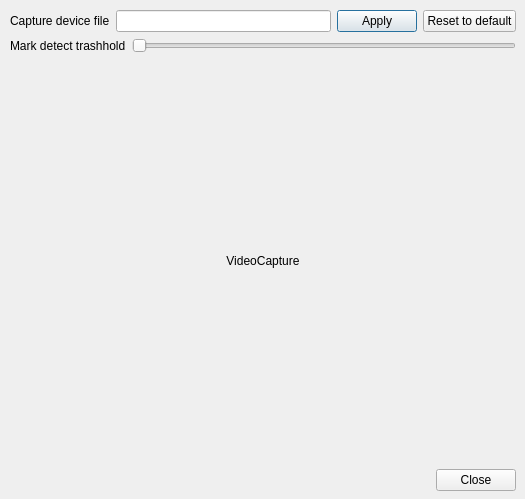
Qt form SettingsWindow.ui (xintrea/movenoid) before a commit.
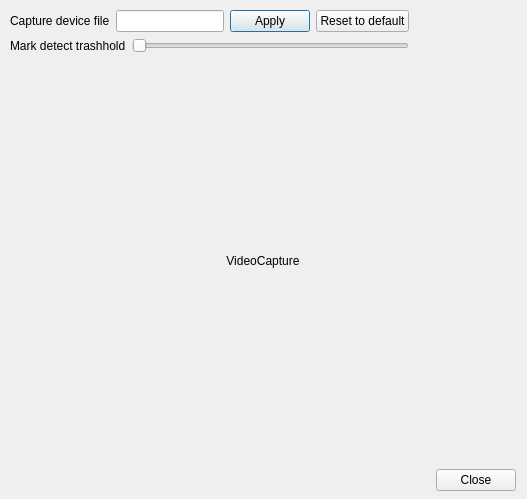
The same form after that commit.

Commit message: Стала отображаться картинка с камеры в окне настроек. Она смасштабирована под окно настроек и теперь имеет правильные цвета.

Diff of the .ui file:
```diff
--- a/SettingsWindow.ui
+++ b/SettingsWindow.ui
@@ -6,7 +6,7 @@
    <rect>
     <x>0</x>
     <y>0</y>
-    <width>525</width>
+    <width>527</width>
     <height>499</height>
    </rect>
   </property>
@@ -30,7 +30,11 @@
    </property>
    <layout class="QVBoxLayout" name="verticalLayout">
     <item>
-     <layout class="QHBoxLayout" name="horizontalLayout">
+     <layout class="QHBoxLayout" name="toolsAsHeaderLayout">
+      <item>
+       <layout class="QVBoxLayout" name="toolsGroupLayout">
+        <item>
+         <layout class="QHBoxLayout" name="captureGroupLayout">
       <item>
        <widget class="QLabel" name="captureDeviceLabel">
         <property name="text">
@@ -62,7 +66,7 @@
      </layout>
     </item>
     <item>
-     <layout class="QHBoxLayout" name="horizontalLayout_2">
+         <layout class="QHBoxLayout" name="brigthnessGroupLayout">
       <item>
        <widget class="QLabel" name="brigthnessTrashholdLabel">
         <property name="text">
@@ -76,6 +80,23 @@
          <enum>Qt::Horizontal</enum>
         </property>
        </widget>
+          </item>
+         </layout>
+        </item>
+       </layout>
+      </item>
+      <item>
+       <spacer name="horizontalSpacer">
+        <property name="orientation">
+         <enum>Qt::Horizontal</enum>
+        </property>
+        <property name="sizeHint" stdset="0">
+         <size>
+          <width>40</width>
+          <height>20</height>
+         </size>
+        </property>
+       </spacer>
       </item>
      </layout>
     </item>
```
Left out of the diff: 2 changed lines with no effect on the pictures. Lines whose indentation alone changed are shown as unchanged. The commit also changes 2 other files.
